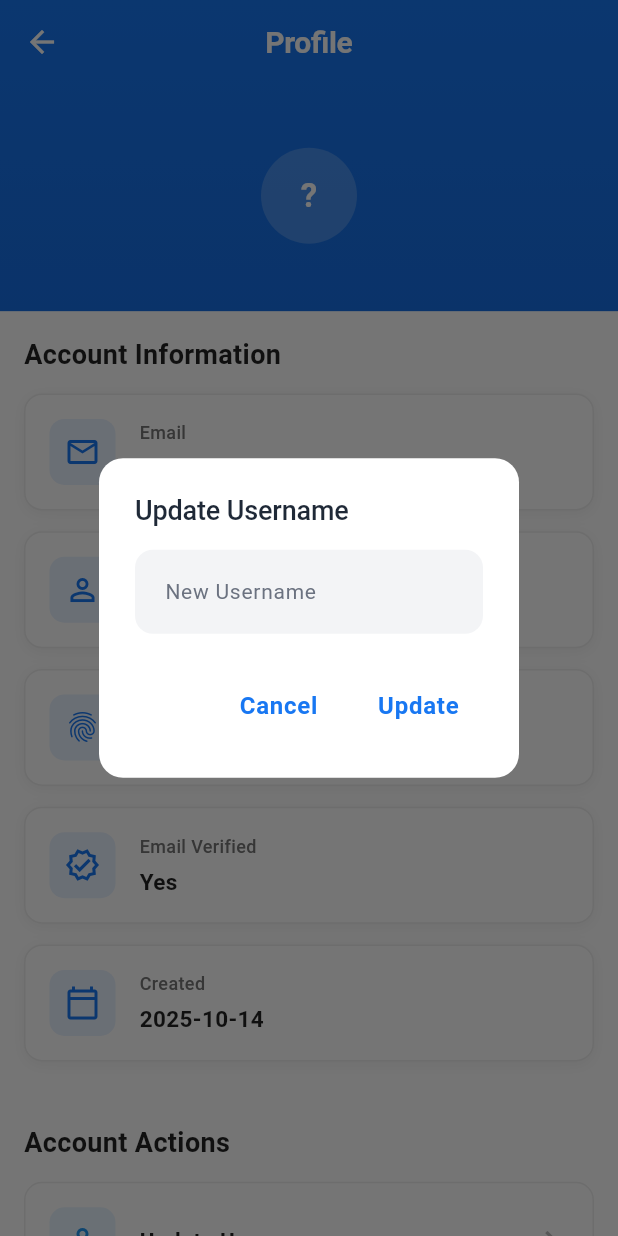
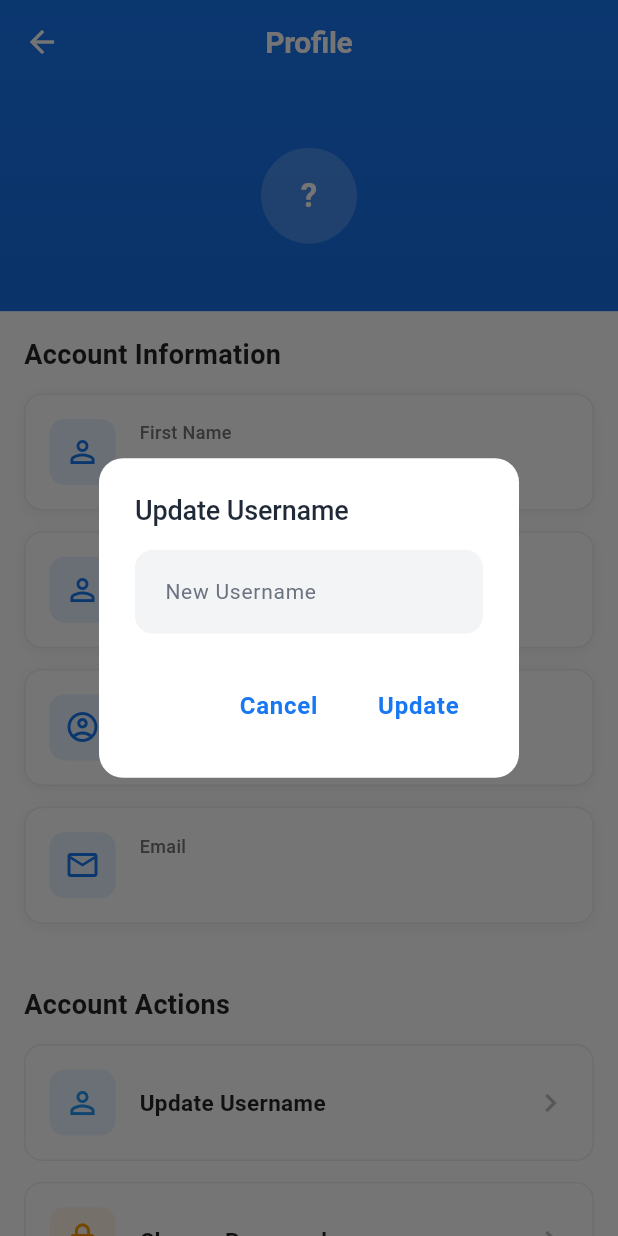
Before and after one commit to goodboykit/Advanced-Mobile-LongExam, a Flutter app: the ProfileScreen screen opened directly, after a tap on "Update Username", on a phone screen of 412 x 824 dp. Run offline on Flutter 3.47's test engine with Material 3 defaults, Android fonts, the light colour scheme and no system bars; our stand-ins replace cached_network_image, cloud_firestore, firebase_auth, firebase_core, flutter_dotenv, flutter_screenutil and 1 more; accounts and stored records are empty.

Commit message:
commit changes

```diff
--- a/santiago_longexam_mobile/lib/screens/profile_screen.dart
+++ b/santiago_longexam_mobile/lib/screens/profile_screen.dart
@@ -13,6 +13,7 @@ class ProfileScreen extends StatefulWidget {
 
 class _ProfileScreenState extends State<ProfileScreen> {
   Map<String, dynamic> userData = {};
+  Map<String, dynamic> firebaseUserData = {};
   User? firebaseUser;
   bool isLoading = true;
   String loginType = 'Unknown';
@@ -36,8 +37,12 @@ class _ProfileScreenState extends State<ProfileScreen> {
       // Check Firebase user
       final firebaseUser = userService.currentUser;
 
+      // Get Firebase Firestore user data
+      final firebaseData = await userService.getFirebaseUserData();
+
       setState(() {
         userData = mongoData;
+        firebaseUserData = firebaseData;
         this.firebaseUser = firebaseUser;
         loginType = loginTypeResult;
         isLoading = false;
@@ -175,37 +180,95 @@ class _ProfileScreenState extends State<ProfileScreen> {
 
                         // User Info Cards based on login type
                         if (loginType == 'Firebase' && firebaseUser != null) ...[
+                          // Personal Information
+                          _buildInfoCard(
+                            context,
+                            'First Name',
+                            firebaseUserData['firstName'] ?? 'N/A',
+                            Icons.person_outline,
+                          ),
+                          _buildInfoCard(
+                            context,
+                            'Last Name',
+                            firebaseUserData['lastName'] ?? 'N/A',
+                            Icons.person_outline,
+                          ),
+                          _buildInfoCard(
+                            context,
+                            'Username',
+                            firebaseUserData['username'] ?? firebaseUser!.displayName ?? 'N/A',
+                            Icons.account_circle_outlined,
+                          ),
+                          if (firebaseUserData['age'] != null && firebaseUserData['age'] != 0)
+                            _buildInfoCard(
+                              context,
+                              'Age',
+                              firebaseUserData['age']?.toString() ?? 'N/A',
+                              Icons.cake_outlined,
+                            ),
+                          if (firebaseUserData['gender'] != null && firebaseUserData['gender'].toString().isNotEmpty)
+                            _buildInfoCard(
+                              context,
+                              'Gender',
+                              firebaseUserData['gender'] ?? 'N/A',
+                              Icons.wc_outlined,
+                            ),
+
+                          // Contact Information
                           _buildInfoCard(
                             context,
                             'Email',
                             firebaseUser!.email ?? 'N/A',
                             Icons.email_outlined,
                           ),
+                          if (firebaseUserData['contactNumber'] != null && firebaseUserData['contactNumber'].toString().isNotEmpty)
+                            _buildInfoCard(
+                              context,
+                              'Contact Number',
+                              firebaseUserData['contactNumber'] ?? 'N/A',
+                              Icons.phone_outlined,
+                            ),
+                          if (firebaseUserData['address'] != null && firebaseUserData['address'].toString().isNotEmpty)
+                            _buildInfoCard(
+                              context,
+                              'Address',
+                              firebaseUserData['address'] ?? 'N/A',
+                              Icons.location_on_outlined,
+                            ),
+                        ] else if (loginType == 'MongoDB') ...[
+                          // Personal Information
                           _buildInfoCard(
                             context,
-                            'Display Name',
-                            firebaseUser!.displayName ?? 'N/A',
+                            'First Name',
+                            userData['firstName'] ?? 'N/A',
                             Icons.person_outline,
                           ),
                           _buildInfoCard(
                             context,
-                            'User ID',
-                            firebaseUser!.uid,
-                            Icons.fingerprint,
+                            'Last Name',
+                            userData['lastName'] ?? 'N/A',
+                            Icons.person_outline,
                           ),
                           _buildInfoCard(
                             context,
-                            'Email Verified',
-                            firebaseUser!.emailVerified ? 'Yes' : 'No',
-                            Icons.verified_outlined,
+                            'Username',
+                            userData['username'] ?? 'N/A',
+                            Icons.account_circle_outlined,
                           ),
                           _buildInfoCard(
                             context,
-                            'Created',
-                            _formatDate(firebaseUser!.metadata.creationTime),
-                            Icons.calendar_today_outlined,
+                            'Age',
+                            userData['age']?.toString() ?? 'N/A',
+                            Icons.cake_outlined,
                           ),
-                        ] else if (loginType == 'MongoDB') ...[
+                          _buildInfoCard(
+                            context,
+                            'Gender',
+                            userData['gender'] ?? 'N/A',
+                            Icons.wc_outlined,
+                          ),
+
+                          // Contact Information
                           _buildInfoCard(
                             context,
                             'Email',
@@ -214,27 +277,15 @@ class _ProfileScreenState extends State<ProfileScreen> {
                           ),
                           _buildInfoCard(
                             context,
-                            'Display Name',
-                            userData['username'] ?? 'N/A',
-                            Icons.person_outline,
+                            'Contact Number',
+                            userData['contactNumber'] ?? 'N/A',
+                            Icons.phone_outlined,
                           ),
                           _buildInfoCard(
                             context,
-                            'User ID',
-                            userData['_id'] ?? 'N/A',
-                            Icons.fingerprint,
-                          ),
-                          _buildInfoCard(
-                            context,
-                            'Email Verified',
-                            'No',
-                            Icons.verified_outlined,
-                          ),
-                          _buildInfoCard(
-                            context,
-                            'Created',
-                            _formatDate(DateTime.tryParse(userData['createdAt'] ?? '')),
-                            Icons.calendar_today_outlined,
+                            'Address',
+                            userData['address'] ?? 'N/A',
+                            Icons.location_on_outlined,
                           ),
                         ] else ...[
                           _buildInfoCard(
@@ -325,11 +376,6 @@ class _ProfileScreenState extends State<ProfileScreen> {
               ],
             ),
     );
-  }
-
-  String _formatDate(DateTime? dateTime) {
-    if (dateTime == null) return 'N/A';
-    return '${dateTime.year}-${dateTime.month.toString().padLeft(2, '0')}-${dateTime.day.toString().padLeft(2, '0')}';
   }
 
   Widget _buildInfoCard(
--- a/santiago_longexam_mobile/lib/screens/signup_screen.dart
+++ b/santiago_longexam_mobile/lib/screens/signup_screen.dart
@@ -104,6 +104,11 @@ class _SignUpScreenState extends State<SignUpScreen> {
         password: _passwordController.text.trim(),
         firstName: _firstNameController.text.trim(),
         lastName: _lastNameController.text.trim(),
+        age: int.tryParse(_ageController.text.trim()),
+        gender: _selectedGender,
+        contactNumber: _contactController.text.trim(),
+        address: _addressController.text.trim(),
+        username: _usernameController.text.trim(),
       );
 
       // Update display name with the username
--- a/santiago_longexam_mobile/lib/services/user_service.dart
+++ b/santiago_longexam_mobile/lib/services/user_service.dart
@@ -169,6 +169,11 @@ class UserService {
     required String password,
     String? firstName,
     String? lastName,
+    int? age,
+    String? gender,
+    String? contactNumber,
+    String? address,
+    String? username,
   }) async {
     // Create Firebase Auth user
     UserCredential userCredential = await firebaseAuth.createUserWithEmailAndPassword(
@@ -176,12 +181,19 @@ class UserService {
       password: password,
     );
 
-    // Create Firestore user document
+    // Create Firestore user document with all fields
     await firestore.collection('Users').doc(userCredential.user!.uid).set({
       'uid': userCredential.user!.uid,
       'email': email,
       'firstName': firstName ?? '',
       'lastName': lastName ?? '',
+      'age': age ?? 0,
+      'gender': gender ?? '',
+      'contactNumber': contactNumber ?? '',
+      'address': address ?? '',
+      'username': username ?? '',
+      'createdAt': FieldValue.serverTimestamp(),
+      'isActive': true,
     });
 
     return userCredential;
@@ -228,6 +240,24 @@ class UserService {
   /// **Send Password Reset Email**
   Future<void> sendPasswordResetEmail({required String email}) async {
     await firebaseAuth.sendPasswordResetEmail(email: email);
+  }
+
+  /// **Get Firebase User Data from Firestore**
+  Future<Map<String, dynamic>> getFirebaseUserData() async {
+    if (currentUser == null) {
+      return {};
+    }
+
+    try {
+      final doc = await firestore.collection('Users').doc(currentUser!.uid).get();
+      if (doc.exists) {
+        return doc.data() ?? {};
+      }
+      return {};
+    } catch (e) {
+      debugPrint('Error getting Firestore user data: $e');
+      return {};
+    }
   }
 
   /// **Create Firestore Document for Current Firebase User** (for existing users)
```
Also changed, not shown: 1 other file.
